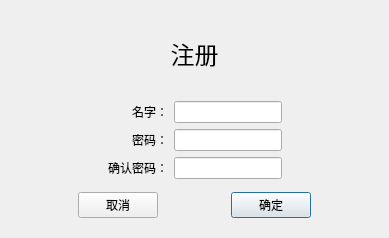
Above: ChatRoom/RegisterUI.ui from zhaoguang888/ChatRoom before the change. Below: the same form after it.
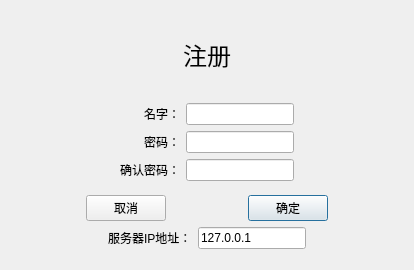
That is the form after the change.

```diff
--- a/ChatRoom/RegisterUI.ui
+++ b/ChatRoom/RegisterUI.ui
@@ -6,8 +6,8 @@
    <rect>
     <x>0</x>
     <y>0</y>
-    <width>389</width>
-    <height>238</height>
+    <width>414</width>
+    <height>270</height>
    </rect>
   </property>
   <property name="minimumSize">
@@ -19,7 +19,7 @@
   <property name="windowTitle">
    <string>RegisterUI</string>
   </property>
-  <layout class="QVBoxLayout" name="verticalLayout_3">
+  <layout class="QVBoxLayout" name="verticalLayout_4">
    <item>
     <widget class="QLabel" name="label_4">
      <property name="sizePolicy">
@@ -142,6 +142,8 @@
     </layout>
    </item>
    <item>
+    <layout class="QVBoxLayout" name="verticalLayout_3">
+     <item>
     <layout class="QHBoxLayout" name="horizontalLayout_3">
      <item>
       <spacer name="horizontalSpacer_3">
@@ -198,6 +200,52 @@
         </size>
        </property>
       </spacer>
+       </item>
+      </layout>
+     </item>
+     <item>
+      <layout class="QHBoxLayout" name="horizontalLayout_4">
+       <item>
+        <spacer name="horizontalSpacer_6">
+         <property name="orientation">
+          <enum>Qt::Horizontal</enum>
+         </property>
+         <property name="sizeHint" stdset="0">
+          <size>
+           <width>40</width>
+           <height>20</height>
+          </size>
+         </property>
+        </spacer>
+       </item>
+       <item>
+        <widget class="QLabel" name="label_5">
+         <property name="text">
+          <string>服务器IP地址：</string>
+         </property>
+        </widget>
+       </item>
+       <item>
+        <widget class="QLineEdit" name="serverIP">
+         <property name="text">
+          <string>127.0.0.1</string>
+         </property>
+        </widget>
+       </item>
+       <item>
+        <spacer name="horizontalSpacer_7">
+         <property name="orientation">
+          <enum>Qt::Horizontal</enum>
+         </property>
+         <property name="sizeHint" stdset="0">
+          <size>
+           <width>40</width>
+           <height>20</height>
+          </size>
+         </property>
+        </spacer>
+       </item>
+      </layout>
      </item>
     </layout>
    </item>
```
Lines whose indentation alone changed are shown as unchanged.
